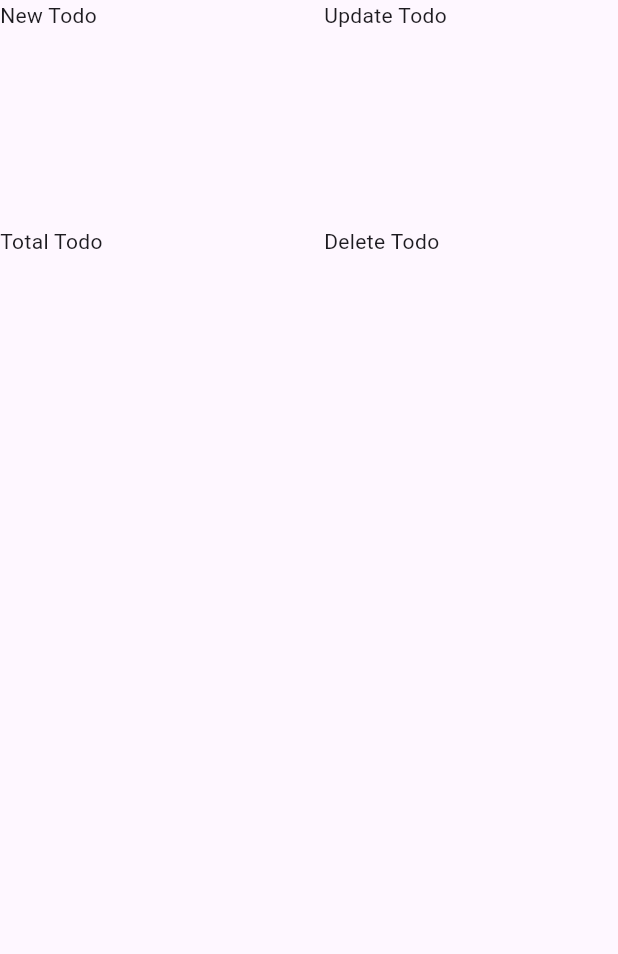
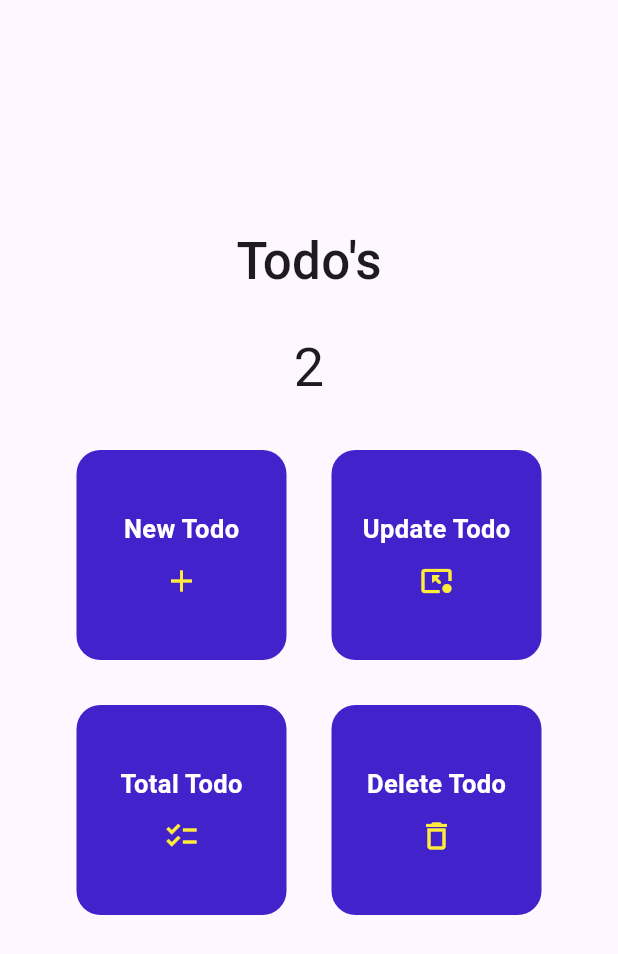
Before and after one commit to asheesh20/todo_app, a Flutter app: the screen it shows after launch, on a phone screen of 412 x 824 dp. Shown: the top 954 px of the screen. Run offline on Flutter 3.47's test engine with Material 3 defaults, Android fonts, the phone set to English and light mode, and no system bars.

Commit message:
initial code

```diff
--- a/lib/data/dummy_data.dart
+++ b/lib/data/dummy_data.dart
@@ -1,22 +1,24 @@
+/*
 import 'package:flutter/material.dart';
 import 'package:todo_app/models/category.dart';
 
 const availableCategories = [
   Category(
     title: 'New Todo',
-    //icon: Icon(Icons.add),
-    color: Colors.blue,
+    color: Color.fromARGB(247, 5, 47, 200),
+    //icon: Icon(Icons.add)
   ),
   Category(
     title: 'Update Todo',
-    color: Colors.blue,
+    color: Color.fromARGB(235, 7, 38, 165),
   ),
   Category(
     title: 'Total Todo',
-    color: Colors.blue,
+    color: Color.fromARGB(235, 7, 38, 165),
   ),
   Category(
     title: 'Delete Todo',
-    color: Colors.blue,
+    color: Color.fromARGB(235, 7, 38, 165),
   ),
 ];
+*/
--- a/lib/main.dart
+++ b/lib/main.dart
@@ -1,5 +1,4 @@
 import 'package:flutter/material.dart';
-import 'package:todo_app/screens/categories.dart';
 import 'package:todo_app/screens/home.dart';
 
 void main() {
@@ -13,7 +12,7 @@ class MyApp extends StatelessWidget {
   Widget build(context) {
     return const MaterialApp(
       title: 'Todo',
-      home: CategoriesScreen(),
+      home: HomeScreen(),
     );
   }
 }
--- a/lib/models/category.dart
+++ b/lib/models/category.dart
@@ -1,13 +1,25 @@
+// blueprint for the category objects
+/*
 import 'package:flutter/material.dart';
 
 class Category {
   const Category({
     required this.title,
+    this.color = const Color.fromARGB(235, 9, 45, 192),
     //required this.icon,
-    this.color = Colors.blue,
   });
 
   final String title;
+  final Color color;
   //final Icons icon;
-  final Color color;
 }
+*/
+/*
+import 'package:flutter/material.dart';
+
+class SquareBox extends StatelessWidget {
+  const SquareBox({super.key});
+
+  final String
+}
+*/
--- a/lib/screens/categories.dart
+++ b/lib/screens/categories.dart
@@ -1,4 +1,6 @@
-import 'package:flutter/material.dart';
+/*import 'package:flutter/material.dart';
+import 'package:todo_app/data/dummy_data.dart';
+import 'package:todo_app/widgets/category_grid_item.dart';
 
 class CategoriesScreen extends StatelessWidget {
   const CategoriesScreen({super.key});
@@ -7,19 +9,19 @@ class CategoriesScreen extends StatelessWidget {
   Widget build(BuildContext context) {
     return Scaffold(
       body: GridView(
-        gridDelegate: SliverGridDelegateWithFixedCrossAxisCount(
+        padding: const EdgeInsets.symmetric(horizontal: 30, vertical: 10),
+        gridDelegate: const SliverGridDelegateWithFixedCrossAxisCount(
           crossAxisCount: 2,
-          childAspectRatio: 3 / 2,
+          childAspectRatio: 1.15,
           crossAxisSpacing: 20,
           mainAxisSpacing: 20,
         ),
         children: [
-          Text('New Todo'),
-          Text('Update Todo'),
-          Text('Total Todo'),
-          Text('Delete Todo'),
+          for (final category in availableCategories)
+            CategoryGridItem(category: category)
         ],
       ),
     );
   }
 }
+*/
--- a/lib/screens/home.dart
+++ b/lib/screens/home.dart
@@ -1,25 +1,84 @@
 import 'package:flutter/material.dart';
 import 'package:todo_app/screens/categories.dart';
+import 'package:todo_app/widgets/category_grid.dart';
 
 class HomeScreen extends StatelessWidget {
   const HomeScreen({super.key});
 
   @override
   Widget build(BuildContext context) {
-    return Scaffold(
+    return const Scaffold(
       body: SafeArea(
           child: Center(
         child: Column(
-          mainAxisSize: MainAxisSize.min,
+          // mainAxisAlignment: MainAxisAlignment.center,
           children: [
+            SizedBox(
+              height: 150,
+            ),
             Text(
               'Todo\'s',
               style: TextStyle(fontSize: 34, fontWeight: FontWeight.w500),
             ),
-            Text('2'),
-            CategoriesScreen(),
             SizedBox(
-              height: 10,
+              height: 20,
+            ),
+            Text(
+              '2',
+              style: TextStyle(fontSize: 36),
+            ),
+            SizedBox(
+              height: 30,
+            ),
+            Row(
+              mainAxisAlignment: MainAxisAlignment.center,
+              children: [
+                CategoryGrid(
+                  title: 'New Todo',
+                  icon: Icon(
+                    Icons.add,
+                    color: Colors.yellow,
+                  ),
+                ),
+                SizedBox(
+                  width: 30,
+                ),
+                CategoryGrid(
+                  title: 'Update Todo',
+                  icon: Icon(
+                    Icons.pin_end_rounded,
+                    color: Colors.yellow,
+                  ),
+                ),
+              ],
+            ),
+            SizedBox(
+              height: 30,
+            ),
+            Row(
+              mainAxisAlignment: MainAxisAlignment.center,
+              children: [
+                CategoryGrid(
+                  title: 'Total Todo',
+                  icon: Icon(
+                    Icons.checklist_sharp,
+                    color: Colors.yellow,
+                  ),
+                ),
+                SizedBox(
+                  width: 30,
+                ),
+                CategoryGrid(
+                  title: 'Delete Todo',
+                  icon: Icon(
+                    Icons.delete_outline,
+                    color: Colors.yellow,
+                  ),
+                ),
+              ],
+            ),
+            SizedBox(
+              height: 20,
             ),
           ],
         ),
--- /dev/null
+++ b/lib/widgets/category_grid.dart
@@ -0,0 +1,40 @@
+import 'package:flutter/material.dart';
+import 'package:todo_app/models/category.dart';
+
+class CategoryGrid extends StatelessWidget {
+  const CategoryGrid({super.key, required this.title, required this.icon});
+
+  //final Category category;
+  final String title;
+  final Icon icon;
+
+  @override
+  Widget build(BuildContext context) {
+    return Container(
+      decoration: BoxDecoration(
+        borderRadius: BorderRadius.circular(16),
+        color: Color.fromARGB(224, 39, 4, 196),
+      ),
+      width: 140,
+      height: 140,
+      child: Center(
+        child: Column(
+          mainAxisAlignment: MainAxisAlignment.center,
+          children: [
+            Text(
+              title,
+              style: TextStyle(
+                  fontSize: 17,
+                  fontWeight: FontWeight.bold,
+                  color: Colors.white),
+            ),
+            SizedBox(
+              height: 11,
+            ),
+            icon,
+          ],
+        ),
+      ),
+    );
+  }
+}
--- a/lib/widgets/category_grid_item.dart
+++ b/lib/widgets/category_grid_item.dart
@@ -1,3 +1,5 @@
+
+/*
 import 'package:flutter/material.dart';
 import 'package:todo_app/models/category.dart';
 
@@ -8,8 +10,12 @@ class CategoryGridItem extends StatelessWidget {
 
   @override
   Widget build(context) {
-    return Container(
+    return InkWell(
+      onTap: () {},
+      child: Container(
+        padding: const EdgeInsets.all(16),
         decoration: BoxDecoration(
+          borderRadius: BorderRadius.circular(16),
           gradient: LinearGradient(
             colors: [
               category.color.withOpacity(0.55),
@@ -17,6 +23,9 @@ class CategoryGridItem extends StatelessWidget {
             ],
           ),
         ),
+        child: Text(category.title),
+      ),
     );
   }
 }
+*/
```
Lines whose indentation alone changed are shown as unchanged.
